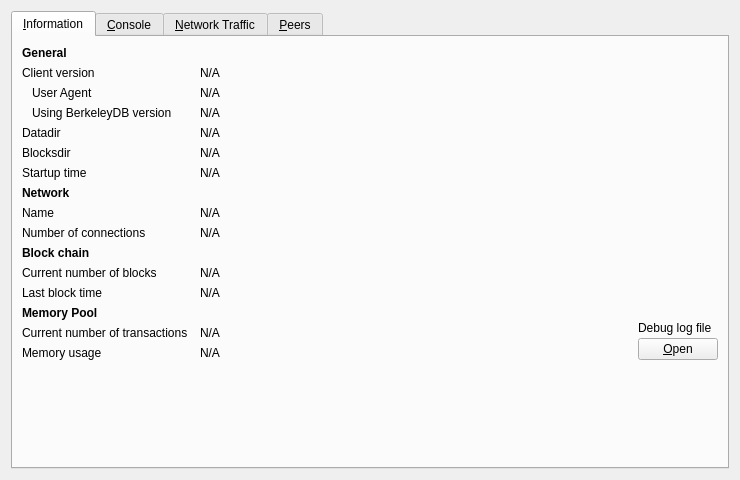
bitfinitechain/bitfinite-core, file src/qt/forms/debugwindow.ui: the form before one commit.
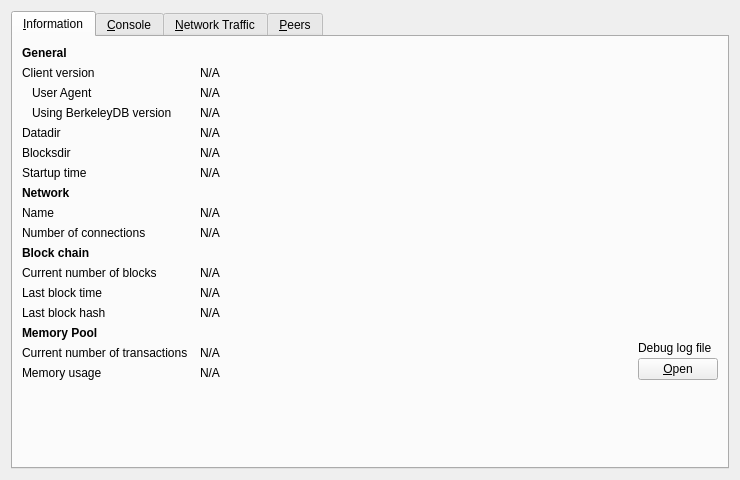
The form after the commit. Icons and pictures are not drawn. Custom widgets are drawn as their Qt base class.

Commit message:
[QT] Add last block hash to debug ui: Trivial addition to display last block hash next to last block time
Backport of Dash Core [PR#3672](https://github.com/dashpay/dash/pull/3672) and [PR#3685](https://github.com/dashpay/dash/pull/3685)

Fixes #224

Test plan: `ninja check`; and try the UI (open Debug Window)

Patch:
```diff
--- a/src/qt/forms/debugwindow.ui
+++ b/src/qt/forms/debugwindow.ui
@@ -315,6 +315,29 @@
         </widget>
        </item>
        <item row="13" column="0">
+        <widget class="QLabel" name="lastBlockHashLabel">
+         <property name="text">
+          <string>Last block hash</string>
+         </property>
+        </widget>
+       </item>
+       <item row="13" column="1">
+        <widget class="QLabel" name="lastBlockHash">
+         <property name="cursor">
+          <cursorShape>IBeamCursor</cursorShape>
+         </property>
+         <property name="text">
+          <string>N/A</string>
+         </property>
+         <property name="textFormat">
+          <enum>Qt::PlainText</enum>
+         </property>
+         <property name="textInteractionFlags">
+          <set>Qt::LinksAccessibleByMouse|Qt::TextSelectableByKeyboard|Qt::TextSelectableByMouse</set>
+         </property>
+        </widget>
+       </item>
+       <item row="14" column="0">
         <widget class="QLabel" name="labelMempoolTitle">
          <property name="font">
           <font>
@@ -327,14 +350,14 @@
          </property>
         </widget>
        </item>
-       <item row="14" column="0">
+       <item row="15" column="0">
         <widget class="QLabel" name="labelNumberOfTransactions">
          <property name="text">
           <string>Current number of transactions</string>
          </property>
         </widget>
        </item>
-       <item row="14" column="1">
+       <item row="15" column="1">
         <widget class="QLabel" name="mempoolNumberTxs">
          <property name="cursor">
           <cursorShape>IBeamCursor</cursorShape>
@@ -350,14 +373,14 @@
          </property>
         </widget>
        </item>
-       <item row="15" column="0">
+       <item row="16" column="0">
         <widget class="QLabel" name="labelMemoryUsage">
          <property name="text">
           <string>Memory usage</string>
          </property>
         </widget>
        </item>
-       <item row="15" column="1">
+       <item row="16" column="1">
         <widget class="QLabel" name="mempoolSize">
          <property name="cursor">
           <cursorShape>IBeamCursor</cursorShape>
@@ -373,7 +396,7 @@
          </property>
         </widget>
        </item>
-       <item row="13" column="2" rowspan="3">
+       <item row="14" column="2" rowspan="3">
         <layout class="QVBoxLayout" name="verticalLayoutDebugButton">
          <property name="spacing">
           <number>3</number>
@@ -413,7 +436,7 @@
          </item>
         </layout>
        </item>
-       <item row="16" column="0">
+       <item row="17" column="0">
         <spacer name="verticalSpacer">
          <property name="orientation">
           <enum>Qt::Vertical</enum>
```
The commit also changes 8 other files.
